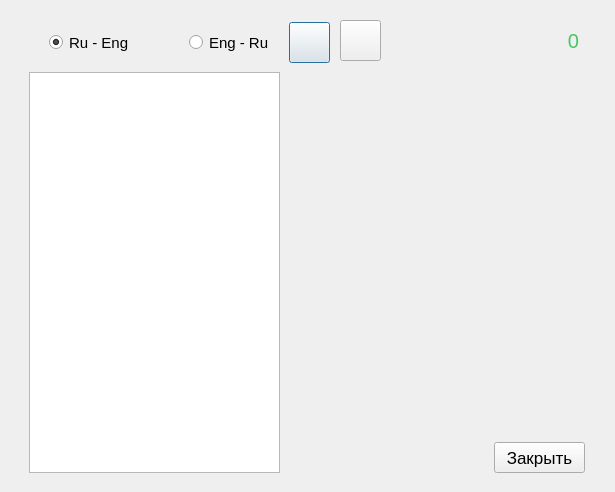
Above: wordslistwindow.ui from Skripove/MyDictionary before the change. Below: the same form after it.
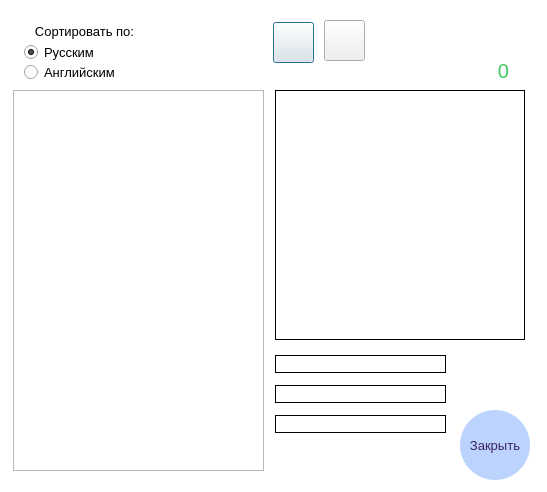
That is the form after the change. Icons and pictures are not drawn.

Commit message: Вырисовывается дизайн

```diff
--- a/wordslistwindow.ui
+++ b/wordslistwindow.ui
@@ -9,7 +9,7 @@
    <rect>
     <x>0</x>
     <y>0</y>
-    <width>615</width>
+    <width>547</width>
     <height>492</height>
    </rect>
   </property>
@@ -20,20 +20,22 @@
    <bool>false</bool>
   </property>
   <property name="styleSheet">
-   <string notr="true"/>
+   <string notr="true">#WordsListWindow{
+background-color: white;
+}</string>
   </property>
   <widget class="QGroupBox" name="groupBox">
    <property name="geometry">
     <rect>
-     <x>29</x>
+     <x>13</x>
      <y>22</y>
-     <width>251</width>
-     <height>41</height>
+     <width>141</width>
+     <height>61</height>
     </rect>
    </property>
    <property name="font">
     <font>
-     <pointsize>11</pointsize>
+     <pointsize>10</pointsize>
     </font>
    </property>
    <property name="autoFillBackground">
@@ -45,7 +47,7 @@
 }</string>
    </property>
    <property name="title">
-    <string/>
+    <string>Сортировать по:</string>
    </property>
    <property name="alignment">
     <set>Qt::AlignCenter</set>
@@ -59,20 +61,20 @@
    <widget class="QRadioButton" name="radioButtonRu_Eng">
     <property name="geometry">
      <rect>
-      <x>20</x>
-      <y>10</y>
-      <width>81</width>
+      <x>11</x>
+      <y>20</y>
+      <width>111</width>
       <height>21</height>
      </rect>
     </property>
     <property name="font">
      <font>
       <family>Segoe UI</family>
-      <pointsize>11</pointsize>
+      <pointsize>10</pointsize>
      </font>
     </property>
     <property name="text">
-     <string>Ru - Eng</string>
+     <string>Русским</string>
     </property>
     <property name="checked">
      <bool>true</bool>
@@ -81,27 +83,27 @@
    <widget class="QRadioButton" name="radioButtonEng_Ru">
     <property name="geometry">
      <rect>
-      <x>160</x>
-      <y>10</y>
-      <width>81</width>
+      <x>11</x>
+      <y>40</y>
+      <width>111</width>
       <height>21</height>
      </rect>
     </property>
     <property name="font">
      <font>
       <family>Segoe UI</family>
-      <pointsize>11</pointsize>
+      <pointsize>10</pointsize>
      </font>
     </property>
     <property name="text">
-     <string>Eng - Ru</string>
+     <string>Английским</string>
     </property>
    </widget>
   </widget>
   <widget class="QPushButton" name="btnAddWord">
    <property name="geometry">
     <rect>
-     <x>289</x>
+     <x>273</x>
      <y>22</y>
      <width>41</width>
      <height>41</height>
@@ -126,30 +128,36 @@
   <widget class="QListWidget" name="listWords">
    <property name="geometry">
     <rect>
-     <x>29</x>
-     <y>72</y>
+     <x>13</x>
+     <y>90</y>
      <width>251</width>
-     <height>401</height>
+     <height>381</height>
     </rect>
    </property>
    <property name="font">
     <font>
-     <pointsize>11</pointsize>
+     <pointsize>10</pointsize>
     </font>
    </property>
    <property name="toolTip">
     <string/>
    </property>
+   <property name="styleSheet">
+    <string notr="true"/>
+   </property>
   </widget>
   <widget class="QLabel" name="labelImg">
    <property name="geometry">
     <rect>
-     <x>290</x>
-     <y>74</y>
+     <x>275</x>
+     <y>90</y>
      <width>250</width>
      <height>250</height>
     </rect>
    </property>
+   <property name="frameShape">
+    <enum>QFrame::Box</enum>
+   </property>
    <property name="text">
     <string/>
    </property>
@@ -160,7 +168,7 @@
   <widget class="QPushButton" name="btnDelWord">
    <property name="geometry">
     <rect>
-     <x>340</x>
+     <x>324</x>
      <y>20</y>
      <width>41</width>
      <height>41</height>
@@ -185,18 +193,30 @@
   <widget class="QPushButton" name="btnClose">
    <property name="geometry">
     <rect>
-     <x>494</x>
-     <y>442</y>
-     <width>91</width>
-     <height>31</height>
+     <x>460</x>
+     <y>410</y>
+     <width>70</width>
+     <height>70</height>
     </rect>
    </property>
    <property name="font">
     <font>
      <family>Segoe UI</family>
-     <pointsize>13</pointsize>
+     <pointsize>10</pointsize>
     </font>
    </property>
+   <property name="styleSheet">
+    <string notr="true">#btnClose{
+color: rgb(58,33,102);
+background-color: rgba(160,192,253, 180);
+border: 0px solid black;
+border-radius: 35px;
+}
+
+#btnClose::hover{
+	background-color: rgba(160,192,253, 255);
+}</string>
+   </property>
    <property name="text">
     <string>Закрыть</string>
    </property>
@@ -204,8 +224,8 @@
   <widget class="QLabel" name="labelWordsCount">
    <property name="geometry">
     <rect>
-     <x>550</x>
-     <y>30</y>
+     <x>480</x>
+     <y>60</y>
      <width>47</width>
      <height>21</height>
     </rect>
@@ -231,18 +251,21 @@
   <widget class="QLabel" name="labelShowing">
    <property name="geometry">
     <rect>
-     <x>310</x>
-     <y>340</y>
-     <width>200</width>
+     <x>275</x>
+     <y>355</y>
+     <width>171</width>
      <height>18</height>
     </rect>
    </property>
    <property name="font">
     <font>
      <family>Segoe UI</family>
-     <pointsize>13</pointsize>
+     <pointsize>10</pointsize>
     </font>
    </property>
+   <property name="frameShape">
+    <enum>QFrame::Box</enum>
+   </property>
    <property name="text">
     <string/>
    </property>
@@ -250,18 +273,21 @@
   <widget class="QLabel" name="labelCorrectly">
    <property name="geometry">
     <rect>
-     <x>310</x>
-     <y>370</y>
-     <width>200</width>
+     <x>275</x>
+     <y>385</y>
+     <width>171</width>
      <height>18</height>
     </rect>
    </property>
    <property name="font">
     <font>
      <family>Segoe UI</family>
-     <pointsize>13</pointsize>
+     <pointsize>10</pointsize>
     </font>
    </property>
+   <property name="frameShape">
+    <enum>QFrame::Box</enum>
+   </property>
    <property name="text">
     <string/>
    </property>
@@ -269,18 +295,21 @@
   <widget class="QLabel" name="labelRating">
    <property name="geometry">
     <rect>
-     <x>310</x>
-     <y>400</y>
-     <width>200</width>
+     <x>275</x>
+     <y>415</y>
+     <width>171</width>
      <height>18</height>
     </rect>
    </property>
    <property name="font">
     <font>
      <family>Segoe UI</family>
-     <pointsize>13</pointsize>
+     <pointsize>10</pointsize>
     </font>
    </property>
+   <property name="frameShape">
+    <enum>QFrame::Box</enum>
+   </property>
    <property name="text">
     <string/>
    </property>
```
The commit also changes 6 other files.
